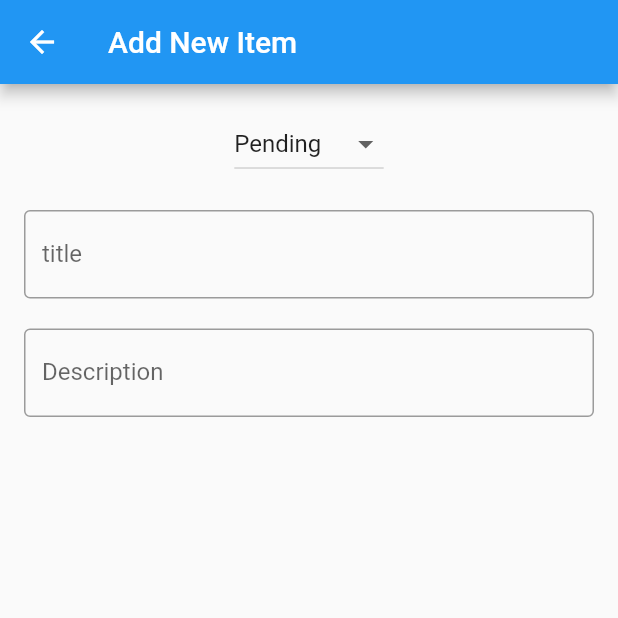
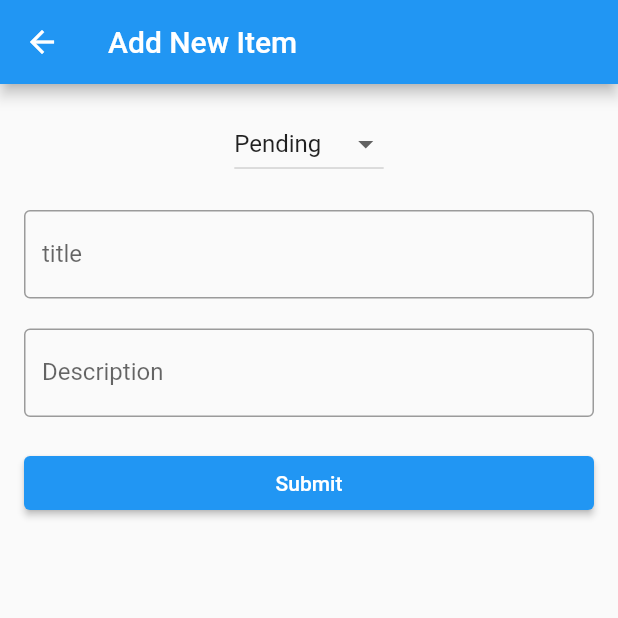
Before and after one commit to spvn81/flutter_test_project, a Flutter app: the screen it shows after launch, after a tap on the "add" icon, on a phone screen of 412 x 824 dp, the top half of it. Run offline on Flutter 3.47's test engine with Material 2 defaults, Android fonts, the phone set to English and light mode, and no system bars; our stand-ins replace sqflite; accounts and stored records are empty.

Commit message:
chnaged added

```diff
--- a/lib/screens/post_to_do_item.dart
+++ b/lib/screens/post_to_do_item.dart
@@ -61,11 +61,13 @@ class _PostToDoItemState extends State<PostToDoItem> {
           SizedBox(height: 20),
           Container(
             width: double.infinity,
-            // child: ElevatedButton(
-            //   style: ElevatedButton.styleFrom(primary: Colors.blue),
-            //   onPressed: validate(),
-            //   child: Text('Submit'),
-            // ),
+            child: ElevatedButton(
+              style: ElevatedButton.styleFrom(primary: Colors.blue),
+              onPressed: () {
+                validate();
+              },
+              child: Text('Submit'),
+            ),
           ),
         ]),
       ),
@@ -80,5 +82,6 @@ class _PostToDoItemState extends State<PostToDoItem> {
     DataBaseHelper dataBaseHelper = DataBaseHelper();
     dataBaseHelper.insert(toDoModel);
     Navigator.pop(context, true);
+    // print('Ok');
   }
 }
--- a/lib/screens/to_do_list_screen.dart
+++ b/lib/screens/to_do_list_screen.dart
@@ -16,6 +16,7 @@ class _ToDoListScreenState extends State<ToDoListScreen> {
       ),
       floatingActionButton: FloatingActionButton(
         onPressed: () {
+          // navigationToDetailsView(ToDoModel("", "", "", ""), "Add New Item");
           navigationToDetailsView(ToDoModel("", "", "", ""), "Add New Item");
         },
         child: Icon(Icons.add),
@@ -23,9 +24,13 @@ class _ToDoListScreenState extends State<ToDoListScreen> {
     );
   }
 
-  navigationToDetailsView(ToDoModel toDoModel, String appBarTitle) {
-    Navigator.push(context, MaterialPageRoute(builder: (context) {
+  navigationToDetailsView(ToDoModel toDoModel, String appBarTitle) async {
+    bool result =
+        await Navigator.push(context, MaterialPageRoute(builder: (context) {
       return PostToDoItem(toDoModel, appBarTitle);
     }));
+    if (result) {
+      //update the list
+    }
   }
 }
```
